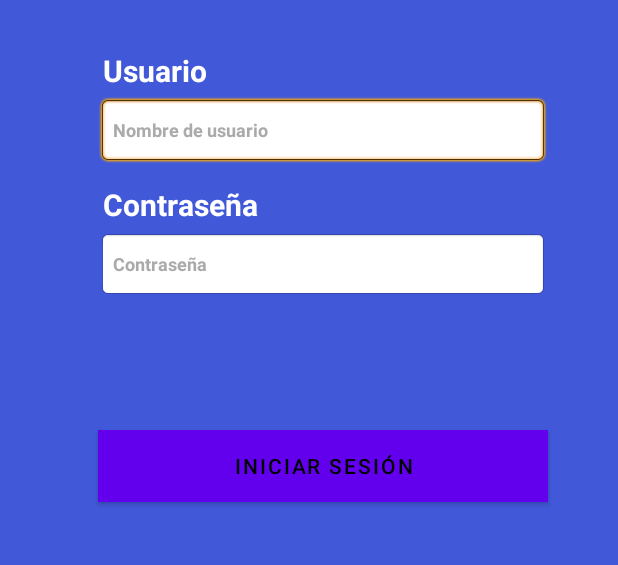
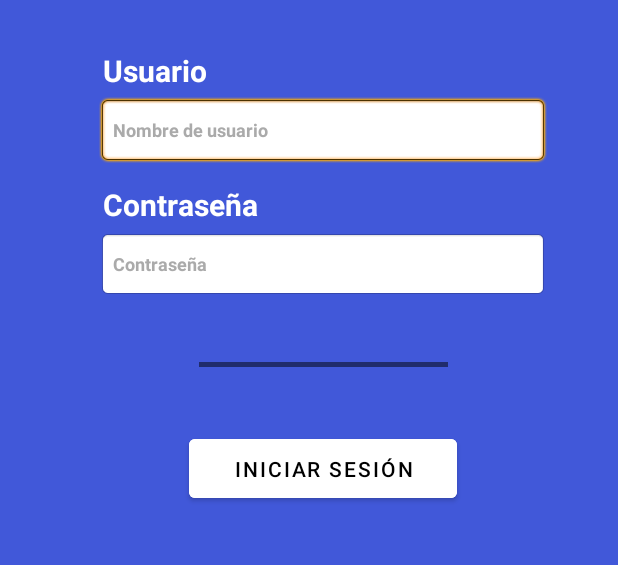
Before and after one commit to Mobile-Apps-Projects/ResidentManagementMobile, an Android app: the screen it shows after launch (LoginActivity), on a phone screen of 412 x 824 dp, the part 345-910 px from its top. Run offline under Robolectric (Android 15) with nearby library versions, the phone set to English and light mode, and no system bars.

Commit message:
Fix signin button

```diff
--- a/app/src/main/res/layout/activity_login.xml
+++ b/app/src/main/res/layout/activity_login.xml
@@ -46,14 +46,17 @@
 
     <Button
         android:id="@+id/signin"
-        android:layout_width="0dp"
+        android:layout_width="wrap_content"
         android:layout_height="wrap_content"
         android:layout_marginTop="88dp"
-        android:background="@color/white"
+        android:backgroundTint="#FFFFFF"
+        android:paddingLeft="30dp"
+        android:paddingTop="10dp"
+        android:paddingRight="30dp"
+        android:paddingBottom="10dp"
         android:text="INICIAR SESIÓN"
         android:textColor="@color/black"
         app:layout_constraintEnd_toEndOf="@+id/password"
-        app:layout_constraintHorizontal_bias="0.0"
         app:layout_constraintStart_toStartOf="@+id/password"
         app:layout_constraintTop_toBottomOf="@+id/password" />
 
@@ -94,4 +97,15 @@
         app:layout_constraintBottom_toTopOf="@+id/password"
         app:layout_constraintStart_toStartOf="@+id/password" />
 
+    <androidx.constraintlayout.widget.ConstraintLayout
+        android:layout_width="166dp"
+        android:layout_height="3dp"
+        android:background="#80000000"
+        app:layout_constraintBottom_toTopOf="@+id/signin"
+        app:layout_constraintEnd_toEndOf="@+id/signin"
+        app:layout_constraintStart_toStartOf="@+id/signin"
+        app:layout_constraintTop_toBottomOf="@+id/password">
+
+    </androidx.constraintlayout.widget.ConstraintLayout>
+
 </androidx.constraintlayout.widget.ConstraintLayout>
```
